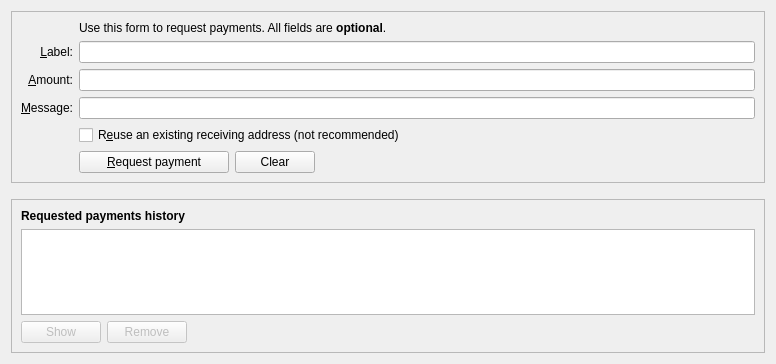
This is src/qt/forms/receivecoinsdialog.ui in litebitcoins/litebitcoin as Qt 5 draws it before an edit. The edited form follows.
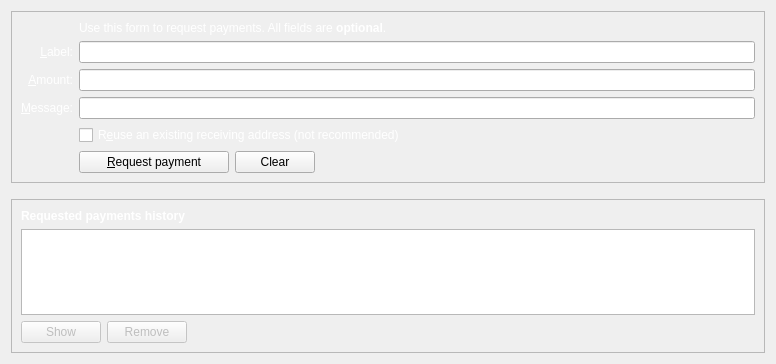
This is the edited form. Icons and pictures are not drawn. Custom widgets are drawn as their Qt base class.

```diff
--- a/src/qt/forms/receivecoinsdialog.ui
+++ b/src/qt/forms/receivecoinsdialog.ui
@@ -30,6 +30,43 @@
        <layout class="QGridLayout" name="gridLayout">
         <item row="7" column="2">
          <widget class="QCheckBox" name="reuseAddress">
+          <property name="palette">
+           <palette>
+            <active>
+             <colorrole role="WindowText">
+              <brush brushstyle="SolidPattern">
+               <color alpha="255">
+                <red>255</red>
+                <green>255</green>
+                <blue>255</blue>
+               </color>
+              </brush>
+             </colorrole>
+            </active>
+            <inactive>
+             <colorrole role="WindowText">
+              <brush brushstyle="SolidPattern">
+               <color alpha="255">
+                <red>255</red>
+                <green>255</green>
+                <blue>255</blue>
+               </color>
+              </brush>
+             </colorrole>
+            </inactive>
+            <disabled>
+             <colorrole role="WindowText">
+              <brush brushstyle="SolidPattern">
+               <color alpha="255">
+                <red>120</red>
+                <green>120</green>
+                <blue>120</blue>
+               </color>
+              </brush>
+             </colorrole>
+            </disabled>
+           </palette>
+          </property>
           <property name="toolTip">
            <string>Reuse one of the previously used receiving addresses. Reusing addresses has security and privacy issues. Do not use this unless re-generating a payment request made before.</string>
           </property>
@@ -47,6 +84,43 @@
         </item>
         <item row="6" column="0">
          <widget class="QLabel" name="label_3">
+          <property name="palette">
+           <palette>
+            <active>
+             <colorrole role="WindowText">
+              <brush brushstyle="SolidPattern">
+               <color alpha="255">
+                <red>255</red>
+                <green>255</green>
+                <blue>255</blue>
+               </color>
+              </brush>
+             </colorrole>
+            </active>
+            <inactive>
+             <colorrole role="WindowText">
+              <brush brushstyle="SolidPattern">
+               <color alpha="255">
+                <red>255</red>
+                <green>255</green>
+                <blue>255</blue>
+               </color>
+              </brush>
+             </colorrole>
+            </inactive>
+            <disabled>
+             <colorrole role="WindowText">
+              <brush brushstyle="SolidPattern">
+               <color alpha="255">
+                <red>120</red>
+                <green>120</green>
+                <blue>120</blue>
+               </color>
+              </brush>
+             </colorrole>
+            </disabled>
+           </palette>
+          </property>
           <property name="toolTip">
            <string>An optional message to attach to the payment request, which will be displayed when the request is opened. Note: The message will not be sent with the payment over the Litebitcoin network.</string>
           </property>
@@ -77,6 +151,43 @@
         </item>
         <item row="2" column="2">
          <widget class="QLabel" name="label_5">
+          <property name="palette">
+           <palette>
+            <active>
+             <colorrole role="WindowText">
+              <brush brushstyle="SolidPattern">
+               <color alpha="255">
+                <red>255</red>
+                <green>255</green>
+                <blue>255</blue>
+               </color>
+              </brush>
+             </colorrole>
+            </active>
+            <inactive>
+             <colorrole role="WindowText">
+              <brush brushstyle="SolidPattern">
+               <color alpha="255">
+                <red>255</red>
+                <green>255</green>
+                <blue>255</blue>
+               </color>
+              </brush>
+             </colorrole>
+            </inactive>
+            <disabled>
+             <colorrole role="WindowText">
+              <brush brushstyle="SolidPattern">
+               <color alpha="255">
+                <red>120</red>
+                <green>120</green>
+                <blue>120</blue>
+               </color>
+              </brush>
+             </colorrole>
+            </disabled>
+           </palette>
+          </property>
           <property name="text">
            <string>Use this form to request payments. All fields are &lt;b&gt;optional&lt;/b&gt;.</string>
           </property>
@@ -84,6 +195,43 @@
         </item>
         <item row="4" column="0">
          <widget class="QLabel" name="label_2">
+          <property name="palette">
+           <palette>
+            <active>
+             <colorrole role="WindowText">
+              <brush brushstyle="SolidPattern">
+               <color alpha="255">
+                <red>255</red>
+                <green>255</green>
+                <blue>255</blue>
+               </color>
+              </brush>
+             </colorrole>
+            </active>
+            <inactive>
+             <colorrole role="WindowText">
+              <brush brushstyle="SolidPattern">
+               <color alpha="255">
+                <red>255</red>
+                <green>255</green>
+                <blue>255</blue>
+               </color>
+              </brush>
+             </colorrole>
+            </inactive>
+            <disabled>
+             <colorrole role="WindowText">
+              <brush brushstyle="SolidPattern">
+               <color alpha="255">
+                <red>120</red>
+                <green>120</green>
+                <blue>120</blue>
+               </color>
+              </brush>
+             </colorrole>
+            </disabled>
+           </palette>
+          </property>
           <property name="toolTip">
            <string>An optional label to associate with the new receiving address.</string>
           </property>
@@ -100,6 +248,43 @@
         </item>
         <item row="5" column="0">
          <widget class="QLabel" name="label">
+          <property name="palette">
+           <palette>
+            <active>
+             <colorrole role="WindowText">
+              <brush brushstyle="SolidPattern">
+               <color alpha="255">
+                <red>255</red>
+                <green>255</green>
+                <blue>255</blue>
+               </color>
+              </brush>
+             </colorrole>
+            </active>
+            <inactive>
+             <colorrole role="WindowText">
+              <brush brushstyle="SolidPattern">
+               <color alpha="255">
+                <red>255</red>
+                <green>255</green>
+                <blue>255</blue>
+               </color>
+              </brush>
+             </colorrole>
+            </inactive>
+            <disabled>
+             <colorrole role="WindowText">
+              <brush brushstyle="SolidPattern">
+               <color alpha="255">
+                <red>120</red>
+                <green>120</green>
+                <blue>120</blue>
+               </color>
+              </brush>
+             </colorrole>
+            </disabled>
+           </palette>
+          </property>
           <property name="toolTip">
            <string>An optional amount to request. Leave this empty or zero to not request a specific amount.</string>
           </property>
@@ -226,6 +411,43 @@
      <layout class="QVBoxLayout" name="verticalLayout_2">
       <item>
        <widget class="QLabel" name="label_6">
+        <property name="palette">
+         <palette>
+          <active>
+           <colorrole role="WindowText">
+            <brush brushstyle="SolidPattern">
+             <color alpha="255">
+              <red>255</red>
+              <green>255</green>
+              <blue>255</blue>
+             </color>
+            </brush>
+           </colorrole>
+          </active>
+          <inactive>
+           <colorrole role="WindowText">
+            <brush brushstyle="SolidPattern">
+             <color alpha="255">
+              <red>255</red>
+              <green>255</green>
+              <blue>255</blue>
+             </color>
+            </brush>
+           </colorrole>
+          </inactive>
+          <disabled>
+           <colorrole role="WindowText">
+            <brush brushstyle="SolidPattern">
+             <color alpha="255">
+              <red>120</red>
+              <green>120</green>
+              <blue>120</blue>
+             </color>
+            </brush>
+           </colorrole>
+          </disabled>
+         </palette>
+        </property>
         <property name="font">
          <font>
           <weight>75</weight>
```
Left out of the diff: 74 changed lines with no effect on the pictures.
